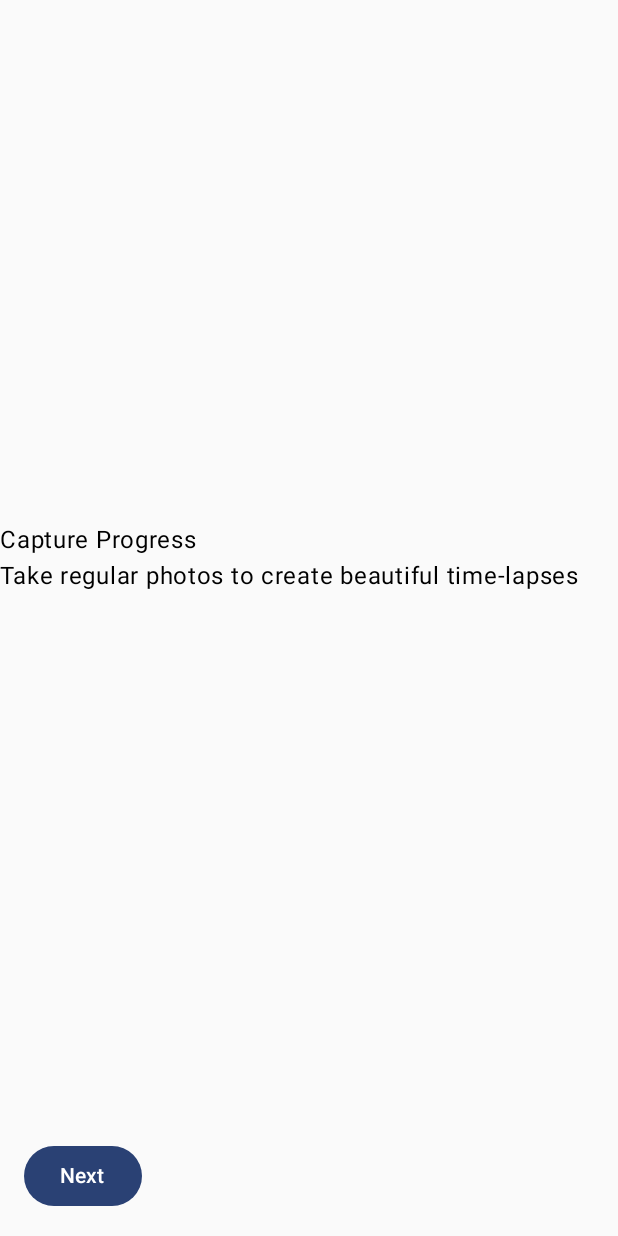
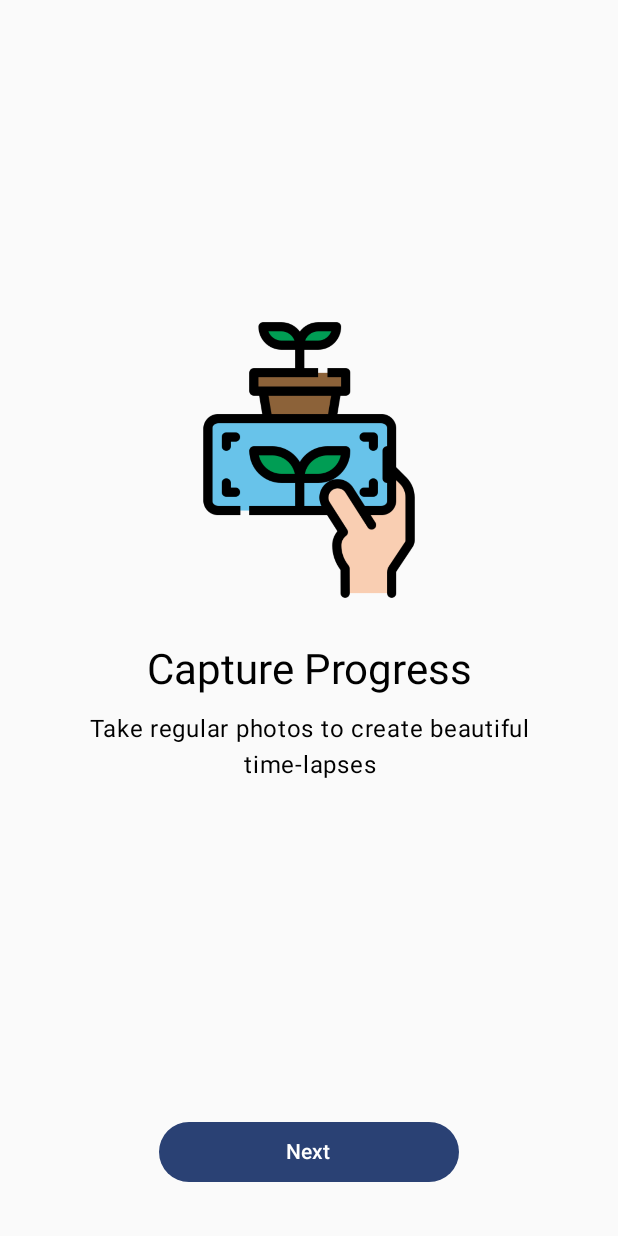
Before and after one commit to sunnybunnyy/Growth, an Android app built with Jetpack Compose: the screen it shows after launch (MainActivity), after a tap on "Next", on a phone screen of 412 x 824 dp. Run offline under Robolectric (Android 15) with nearby library versions, the phone set to English and light mode, and no system bars.

Commit message:
Add images for onboarding screens

```diff
--- a/app/src/main/java/com/example/growth/ui/screens/OnboardingScreen.kt
+++ b/app/src/main/java/com/example/growth/ui/screens/OnboardingScreen.kt
@@ -1,15 +1,18 @@
 package com.example.growth.ui.screens
 
-import androidx.compose.foundation.layout.Column
-import androidx.compose.foundation.layout.fillMaxSize
-import androidx.compose.foundation.layout.padding
+import androidx.compose.foundation.Image
+import androidx.compose.foundation.layout.*
 import androidx.compose.foundation.pager.HorizontalPager
 import androidx.compose.foundation.pager.rememberPagerState
 import androidx.compose.material3.Button
+import androidx.compose.material3.MaterialTheme
 import androidx.compose.material3.Text
 import androidx.compose.runtime.Composable
 import androidx.compose.runtime.rememberCoroutineScope
+import androidx.compose.ui.Alignment
 import androidx.compose.ui.Modifier
+import androidx.compose.ui.res.painterResource
+import androidx.compose.ui.text.style.TextAlign
 import androidx.compose.ui.unit.dp
 import androidx.navigation.NavController
 import com.example.growth.R
@@ -25,11 +28,33 @@ data class OnboardingPage(
 // Onboarding page content composable
 @Composable
 fun OnboardingPageContent(page: OnboardingPage) {
-    Column {
-        // TODO: Implement page content here
-        // Image(painter = painterResource(id = page.image), contentDescription = null)
-        Text(text = page.title)
-        Text(text = page.description)
+    Column(
+        modifier = Modifier
+            .fillMaxSize()
+            .padding(24.dp),
+        horizontalAlignment = Alignment.CenterHorizontally,
+        verticalArrangement = Arrangement.Center
+    ) {
+        Image(
+            painter = painterResource(id = page.image),
+            contentDescription = null,
+            modifier = Modifier
+                .size(220.dp)
+                .padding(bottom = 24.dp)
+        )
+
+        Text(
+            text = page.title,
+            style = MaterialTheme.typography.headlineMedium,
+            textAlign = TextAlign.Center,
+            modifier = Modifier.padding(bottom = 12.dp)
+        )
+
+        Text(
+            text = page.description,
+            style = MaterialTheme.typography.bodyLarge,
+            textAlign = TextAlign.Center
+        )
     }
 }
 
@@ -57,7 +82,10 @@ fun OnboardingScreen(navController: NavController) {
 
     val pagerState = rememberPagerState { pages.size }
 
-    Column(modifier = Modifier.fillMaxSize()) {
+    Column(
+        modifier = Modifier.fillMaxSize(),
+        horizontalAlignment = Alignment.CenterHorizontally
+    ) {
         HorizontalPager(
             state = pagerState,
             modifier = Modifier.weight(1f)
@@ -76,7 +104,9 @@ fun OnboardingScreen(navController: NavController) {
                     navController.navigate("home")
                 }
             },
-            modifier = Modifier.padding(16.dp)
+            modifier = Modifier
+                .padding(bottom = 32.dp, top = 16.dp)
+                .width(200.dp)
         ) {
             Text(if (pagerState.currentPage == pages.size - 1) "Get Started" else "Next")
         }
```
